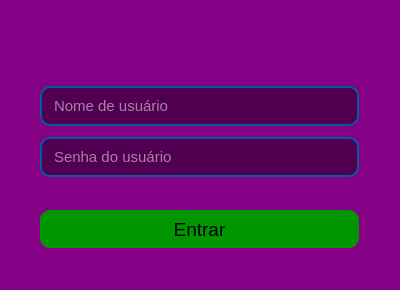
Qt form view/loginUi.ui (hansmboron/MehsysPy) before a commit.
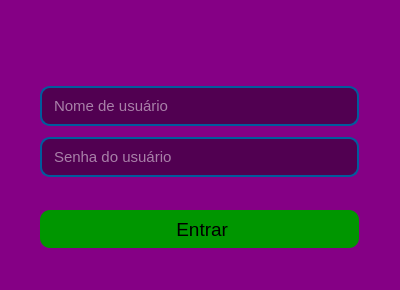
The same form after that commit. Icons and pictures are not drawn.

What changed in the file:
```diff
--- a/view/loginUi.ui
+++ b/view/loginUi.ui
@@ -60,7 +60,11 @@
 }</string>
     </property>
     <property name="text">
-     <string>Entrar</string>
+     <string> Entrar</string>
+    </property>
+    <property name="icon">
+     <iconset resource="../res.qrc">
+      <normaloff>:/icons/img/Sucesso.png</normaloff>:/icons/img/Sucesso.png</iconset>
     </property>
    </widget>
    <widget class="QLineEdit" name="txtUser">
```
